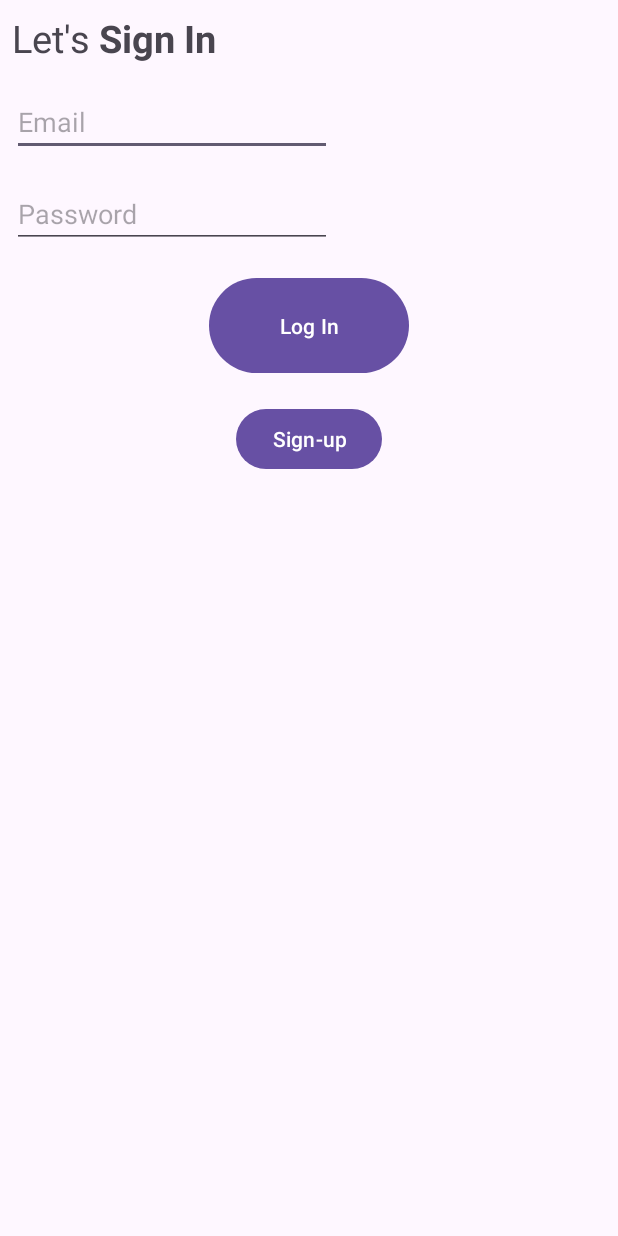
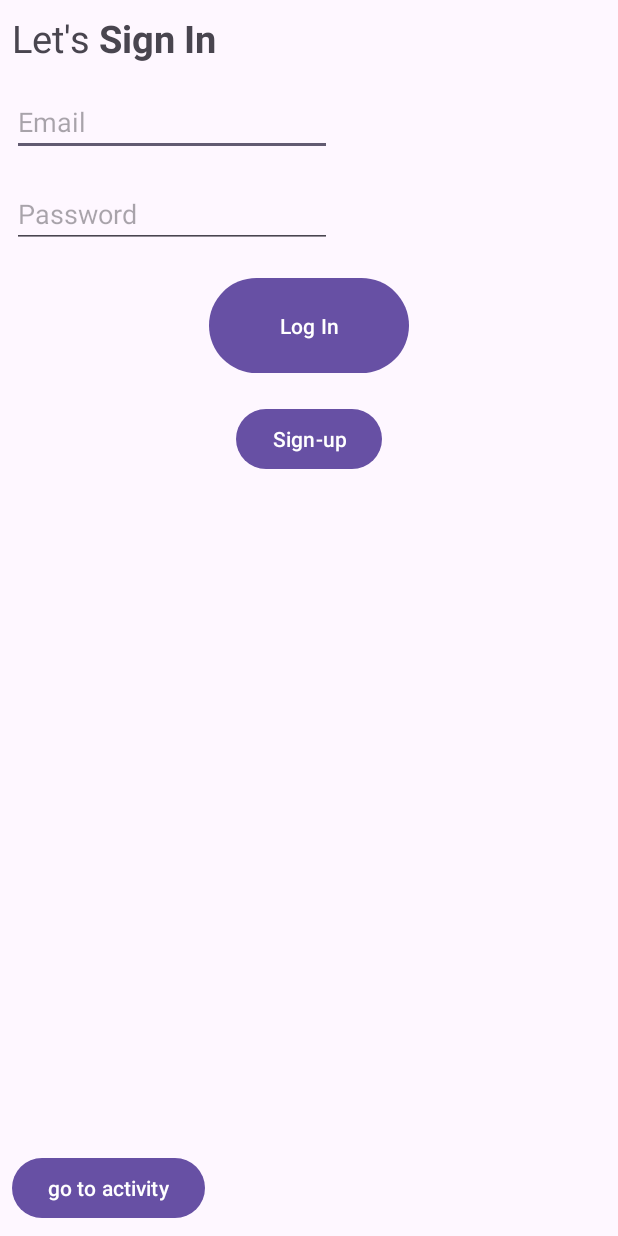
Before and after one commit to LethaboMaloma/Myres-Prototype, an Android app: the screen it shows after launch (LoginActivity), on a phone screen of 412 x 824 dp. Run offline under Robolectric (Android 15) with nearby library versions, the phone set to English and light mode, and no system bars; our stand-ins replace Firebase (no records; nobody signed in at launch, a user with empty details on screens opened directly).

Commit message:
StartUp pg 1

```diff
--- a/app/build.gradle
+++ b/app/build.gradle
@@ -27,6 +27,9 @@ android {
         sourceCompatibility JavaVersion.VERSION_1_8
         targetCompatibility JavaVersion.VERSION_1_8
     }
+    buildFeatures {
+        viewBinding true
+    }
 }
 
 dependencies {
@@ -35,6 +38,8 @@ dependencies {
     implementation 'com.google.android.material:material:1.5.0'
     implementation 'androidx.constraintlayout:constraintlayout:2.1.4'
     implementation 'com.google.firebase:firebase-firestore:24.6.1'
+    implementation 'androidx.navigation:navigation-fragment:2.5.2'
+    implementation 'androidx.navigation:navigation-ui:2.5.2'
     testImplementation 'junit:junit:4.13.2'
     androidTestImplementation 'androidx.test.ext:junit:1.1.5'
     androidTestImplementation 'androidx.test.espresso:espresso-core:3.5.1'
--- a/app/src/main/java/com/example/myres/LoginActivity.java
+++ b/app/src/main/java/com/example/myres/LoginActivity.java
@@ -19,7 +19,7 @@ import com.google.firebase.auth.FirebaseUser;
 
 public class LoginActivity extends AppCompatActivity {
     EditText etxtEmail, etxtPassword;
-    Button btnLogin, btnSignup;
+    Button btnLogin, btnSignup, btnGoToActivity;
     @Override
     protected void onCreate(Bundle savedInstanceState) {
         super.onCreate(savedInstanceState);
@@ -31,6 +31,15 @@ public class LoginActivity extends AppCompatActivity {
         etxtPassword = findViewById(R.id.etxtPassword);
         btnLogin = findViewById(R.id.btnLogin);
         btnSignup = findViewById(R.id.btnSignup);
+        btnGoToActivity = findViewById(R.id.btnGoToActivity);
+
+        btnGoToActivity.setOnClickListener(new View.OnClickListener() {
+            @Override
+            public void onClick(View view) {
+                Intent toSignUp = new Intent(LoginActivity.this, Startup_page1.class);
+                startActivity(toSignUp);
+            }
+        });
 
         btnLogin.setOnClickListener(new View.OnClickListener() {
             @Override
--- a/app/src/main/res/layout/activity_login.xml
+++ b/app/src/main/res/layout/activity_login.xml
@@ -77,4 +77,16 @@
         android:inputType="textPassword"
         app:layout_constraintStart_toStartOf="@+id/etxtEmail"
         app:layout_constraintTop_toBottomOf="@+id/etxtEmail" />
+
+    <Button
+        android:id="@+id/btnGoToActivity"
+        android:layout_width="wrap_content"
+        android:layout_height="wrap_content"
+        android:layout_marginStart="8dp"
+        android:layout_marginBottom="8dp"
+        android:text="go to activity"
+        android:visibility="visible"
+        app:layout_constraintBottom_toBottomOf="parent"
+        app:layout_constraintStart_toStartOf="parent" />
+
 </androidx.constraintlayout.widget.ConstraintLayout>
--- a/app/src/main/res/layout/activity_signup.xml
+++ b/app/src/main/res/layout/activity_signup.xml
@@ -43,4 +43,5 @@
         app:layout_constraintHorizontal_bias="0.497"
         app:layout_constraintStart_toStartOf="parent"
          />
+
 </androidx.constraintlayout.widget.ConstraintLayout>
--- a/app/src/main/res/values/colors.xml
+++ b/app/src/main/res/values/colors.xml
@@ -5,5 +5,6 @@
     <color name="blue">#234F68</color>
     <color name="soft_grey">#F5F4F8</color>
     <color name="green">#8BC83F</color>
-
+    <color name="text_blue">#204D6C</color>
+    <color name="primary_green">#8BC83D</color>
 </resources>
```
Also changed, not shown: app/src/main/AndroidManifest.xml (+11 -3 lines), app/src/main/res/values/strings.xml (+43 -0 lines).
